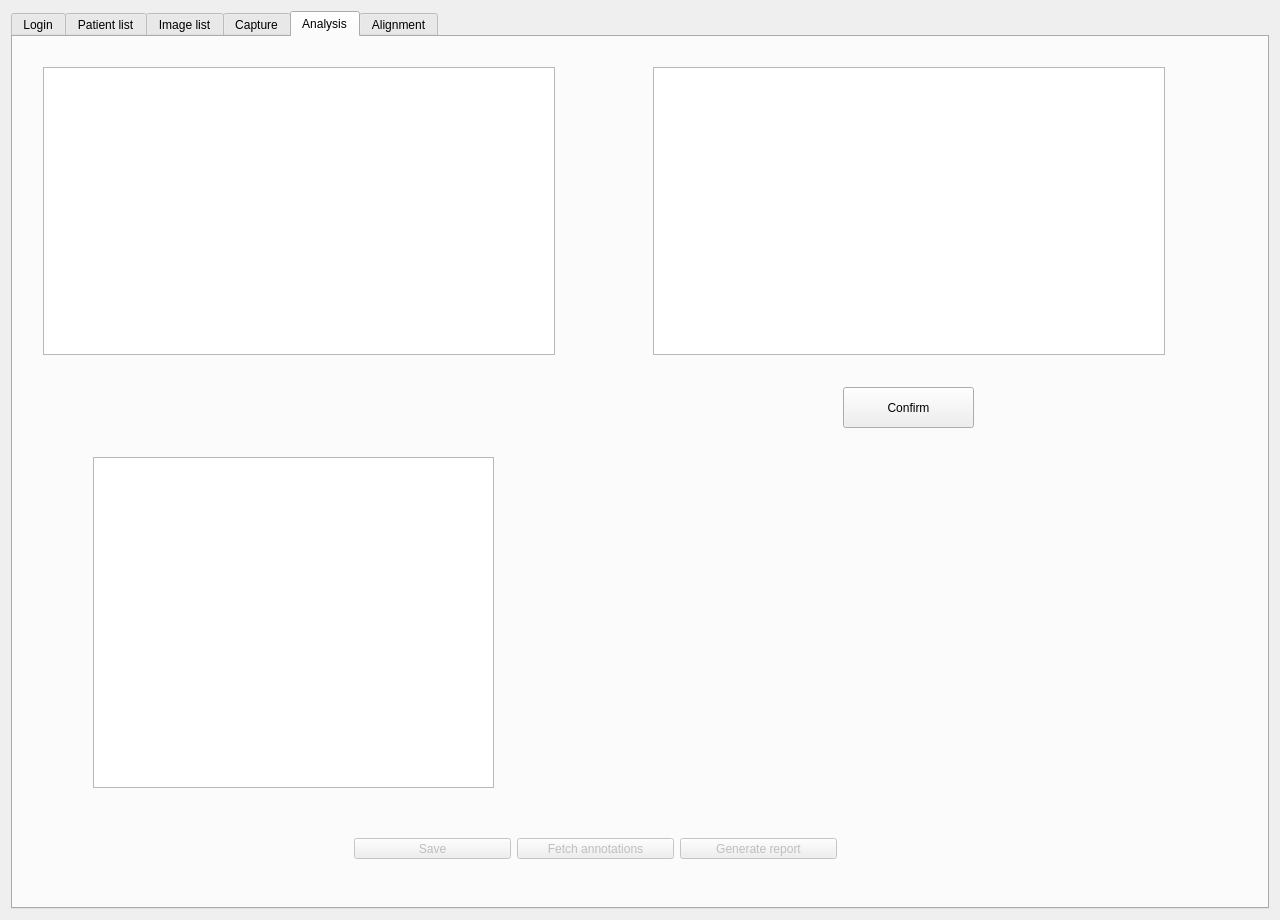
The window that DesktopApp/desktopapp.ui (michaelfong2017/landmark-annotator-desktop) describes before a commit, drawn with Qt 5.
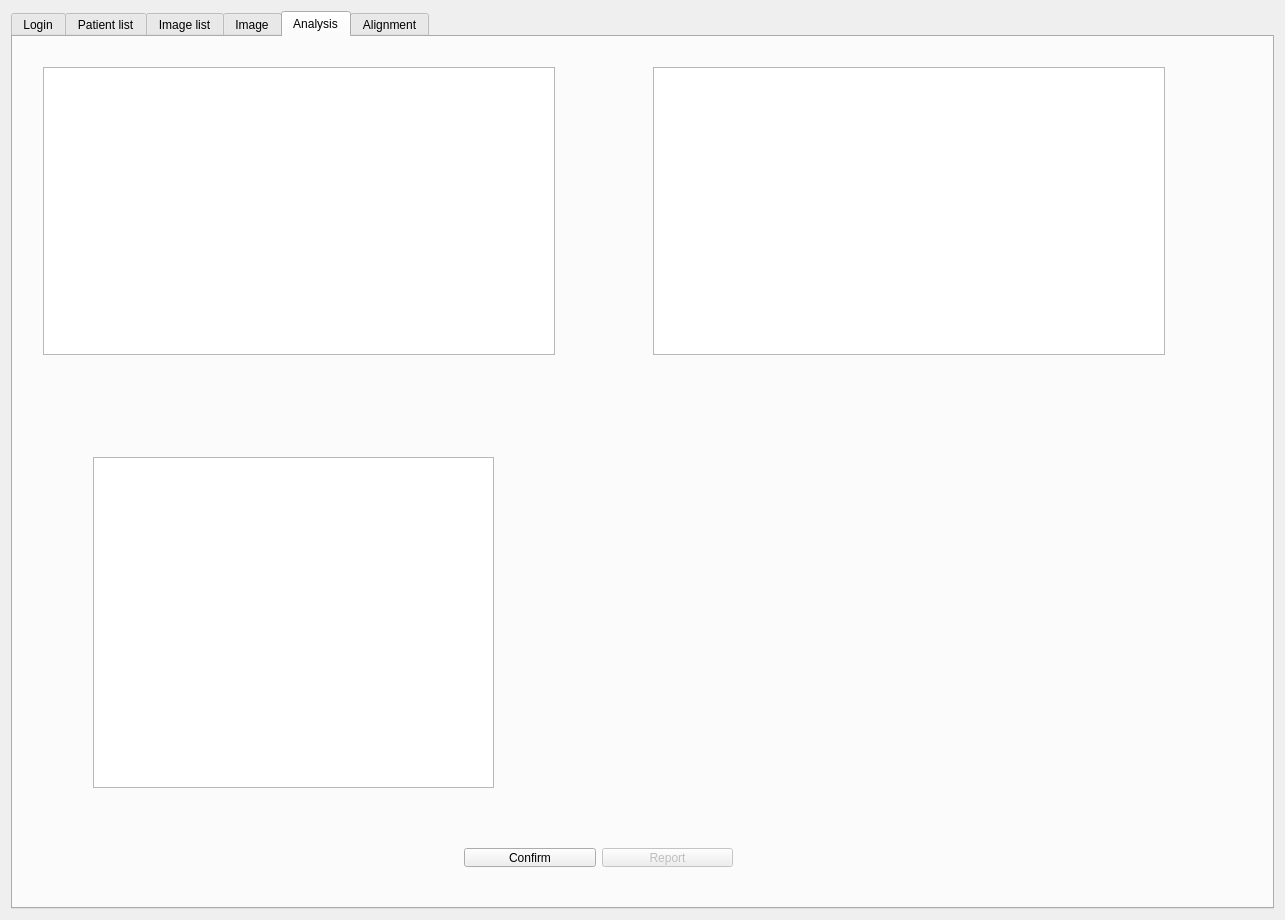
The same window after the commit. The open tabs and pages were chosen to show the change.

Diff of the .ui file:
```diff
--- a/DesktopApp/desktopapp.ui
+++ b/DesktopApp/desktopapp.ui
@@ -6,7 +6,7 @@
    <rect>
     <x>0</x>
     <y>0</y>
-    <width>1280</width>
+    <width>1285</width>
     <height>920</height>
    </rect>
   </property>
@@ -616,7 +616,7 @@
        <string notr="true"/>
       </property>
       <attribute name="title">
-       <string>Capture</string>
+       <string>Image</string>
       </attribute>
       <widget class="QGraphicsView" name="graphicsViewVideo4">
        <property name="geometry">
@@ -1007,9 +1007,9 @@
       <widget class="QLabel" name="annotationsText">
        <property name="geometry">
         <rect>
-         <x>710</x>
+         <x>680</x>
          <y>440</y>
-         <width>391</width>
+         <width>471</width>
          <height>331</height>
         </rect>
        </property>
@@ -1023,48 +1023,6 @@
         <set>Qt::AlignLeading|Qt::AlignLeft|Qt::AlignTop</set>
        </property>
       </widget>
-      <widget class="QWidget" name="horizontalLayoutWidget">
-       <property name="geometry">
-        <rect>
-         <x>330</x>
-         <y>790</y>
-         <width>505</width>
-         <height>43</height>
-        </rect>
-       </property>
-       <layout class="QHBoxLayout" name="horizontalLayout_3">
-        <item>
-         <widget class="QPushButton" name="saveButtonAnnotateTab">
-          <property name="enabled">
-           <bool>false</bool>
-          </property>
-          <property name="text">
-           <string>Save</string>
-          </property>
-         </widget>
-        </item>
-        <item>
-         <widget class="QPushButton" name="annotateButtonAnnotateTab">
-          <property name="enabled">
-           <bool>false</bool>
-          </property>
-          <property name="text">
-           <string>Fetch annotations</string>
-          </property>
-         </widget>
-        </item>
-        <item>
-         <widget class="QPushButton" name="reportButton">
-          <property name="enabled">
-           <bool>false</bool>
-          </property>
-          <property name="text">
-           <string>Generate report</string>
-          </property>
-         </widget>
-        </item>
-       </layout>
-      </widget>
       <widget class="QGraphicsView" name="graphicsViewAnnotation2">
        <property name="geometry">
         <rect>
@@ -1094,8 +1052,8 @@
       <widget class="QLabel" name="saveInfoAnnotateTab">
        <property name="geometry">
         <rect>
-         <x>700</x>
-         <y>460</y>
+         <x>90</x>
+         <y>800</y>
          <width>321</width>
          <height>51</height>
         </rect>
@@ -1110,21 +1068,40 @@
         <bool>true</bool>
        </property>
       </widget>
-      <widget class="QPushButton" name="confirmLandmarksButton">
+      <widget class="QWidget" name="layoutWidget">
        <property name="geometry">
         <rect>
-         <x>830</x>
-         <y>350</y>
-         <width>131</width>
+         <x>440</x>
+         <y>800</y>
+         <width>291</width>
          <height>41</height>
         </rect>
        </property>
-       <property name="styleSheet">
-        <string notr="true">font: 20px &quot;MS Shell Dlg 2&quot;;</string>
-       </property>
-       <property name="text">
-        <string>Confirm</string>
-       </property>
+       <layout class="QHBoxLayout" name="horizontalLayout_3">
+        <item>
+         <widget class="QPushButton" name="confirmLandmarksButton">
+          <property name="styleSheet">
+           <string notr="true">font: 20px &quot;MS Shell Dlg 2&quot;;</string>
+          </property>
+          <property name="text">
+           <string>Confirm</string>
+          </property>
+         </widget>
+        </item>
+        <item>
+         <widget class="QPushButton" name="generateReportButton">
+          <property name="enabled">
+           <bool>false</bool>
+          </property>
+          <property name="styleSheet">
+           <string notr="true">font: 20px &quot;MS Shell Dlg 2&quot;;</string>
+          </property>
+          <property name="text">
+           <string>Report</string>
+          </property>
+         </widget>
+        </item>
+       </layout>
       </widget>
      </widget>
      <widget class="QWidget" name="alignmentTab">
```
Left out of the diff: 53 changed lines with no effect on the pictures.
